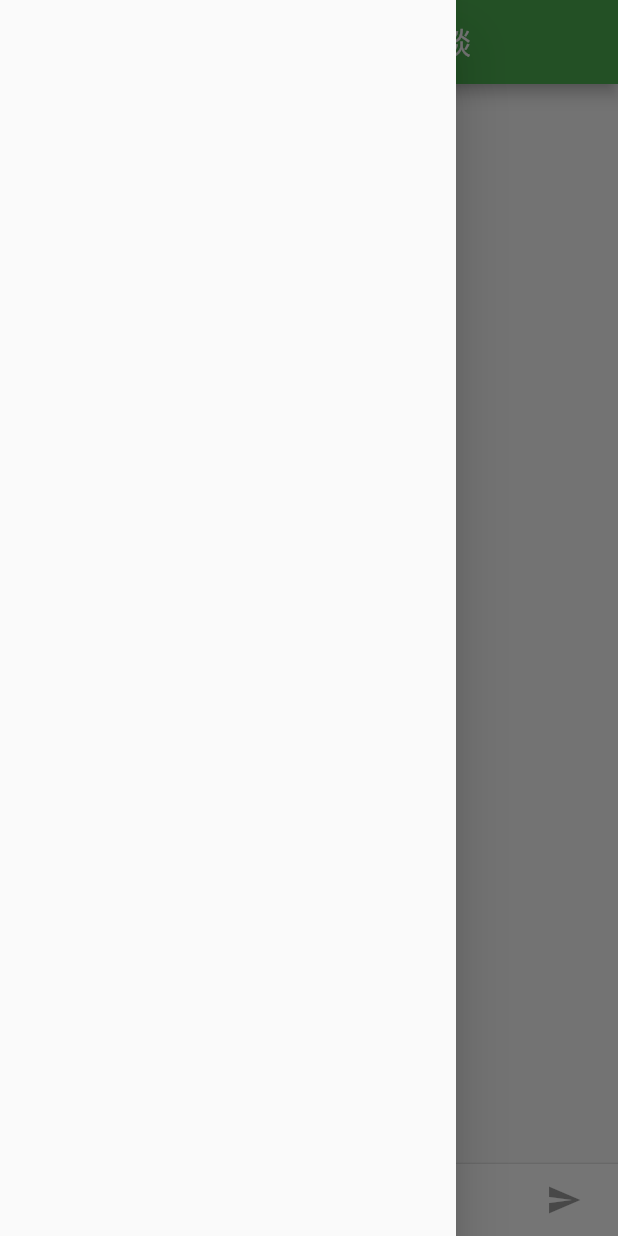
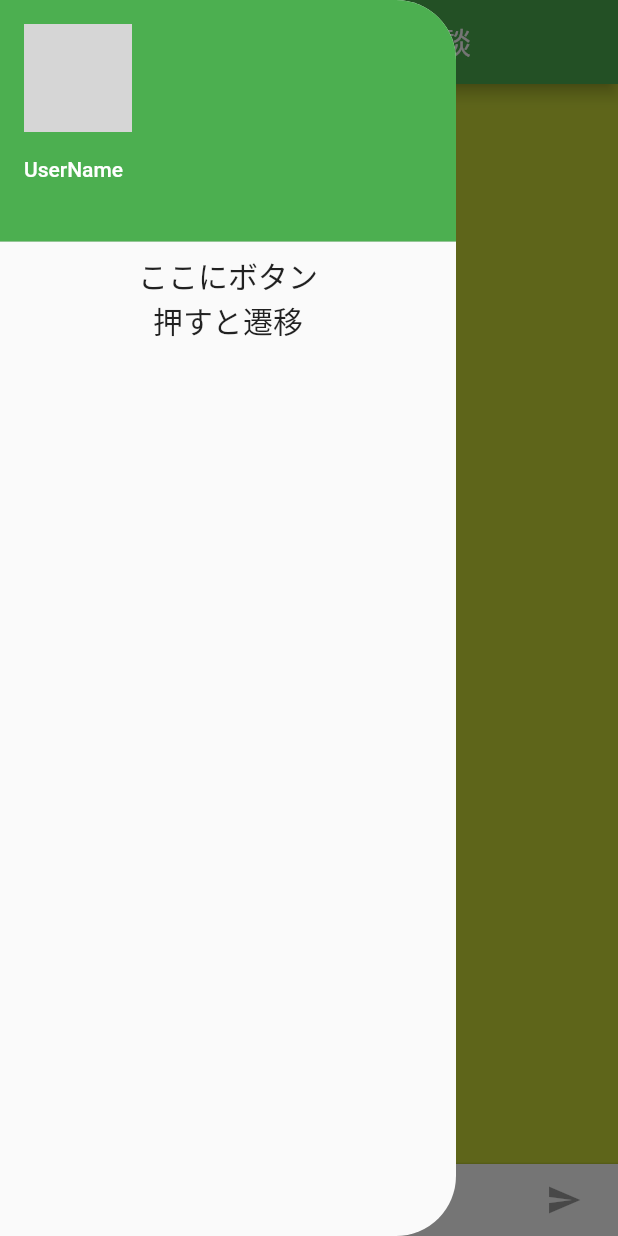
Before and after one commit to Kenta-Matsuda/frinedly-chat, a Flutter app: the screen it shows after launch, with the side drawer open, on a phone screen of 412 x 824 dp. Run offline on Flutter 3.47's test engine with Material 2 defaults, Android fonts, the phone set to English and light mode, and no system bars; network calls fail; grey boxes are pictures that could not be loaded.

```diff
--- a/lib/main.dart
+++ b/lib/main.dart
@@ -19,7 +19,7 @@ final ThemeData kDefaultTheme = ThemeData(
   accentColor: Colors.orangeAccent[400],
 );
 
-String _name = 'Your Name';
+String _name = 'UserName';
 
 class FriendlyChatApp extends StatelessWidget {
   const FriendlyChatApp({Key? key}) : super(key: key);
@@ -89,7 +89,37 @@ class _ChatScreenState extends State<ChatScreen> with TickerProviderStateMixin {
   @override
   Widget build(BuildContext context) {
     return Scaffold(
-      drawer: Drawer(),
+      backgroundColor: Colors.lime,
+      drawer: ClipRRect(
+        borderRadius: BorderRadius.horizontal(right: Radius.circular(40.0)),
+        child: Drawer(
+          child: SingleChildScrollView(
+            child: Column(
+              children: [
+                UserAccountsDrawerHeader(
+                  accountName: Text("UserName"),
+                  accountEmail: Text(""),
+                  currentAccountPicture: CircleAvatar(
+                    backgroundColor: Colors.white,
+                    backgroundImage: NetworkImage(
+                        "https://pbs.twimg.com/profile_images/885510796691689473/rR9aWvBQ_400x400.jpg"),
+                  ),
+                ),
+                Text(
+                  "ここにボタン",
+                  style: TextStyle(
+                  fontSize: 20.0),
+                   ),
+                Text(
+                  "押すと遷移",
+                  style: TextStyle(
+                      fontSize: 20.0),
+                ),
+              ],
+            ),
+          ),
+        ),
+      ),
       appBar: AppBar(
         title: Center(
           child: const Text('いつでも進路相談'),
```
